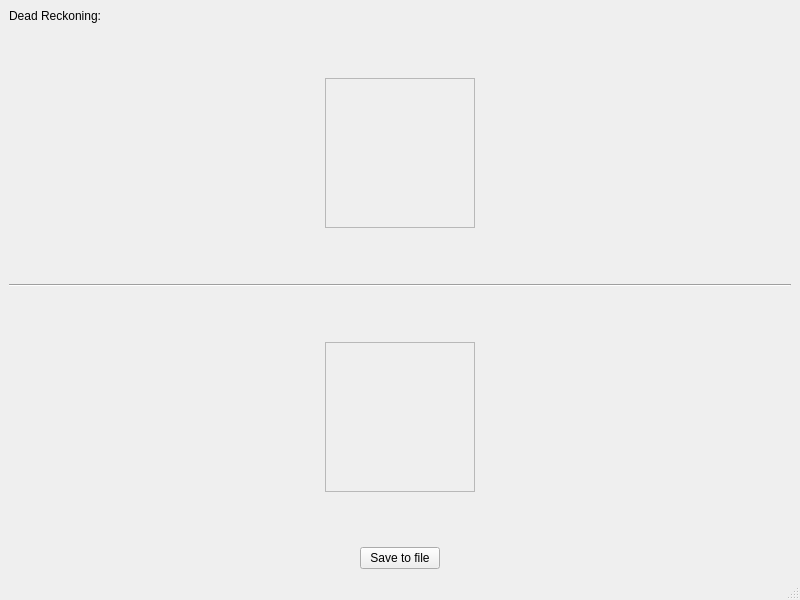
Before: the Qt Designer form src/pyAnimalTrack/ui/View/DeadReckoningWindow.ui in davemccormick/pyAnimalTrack, drawn with Qt 5.
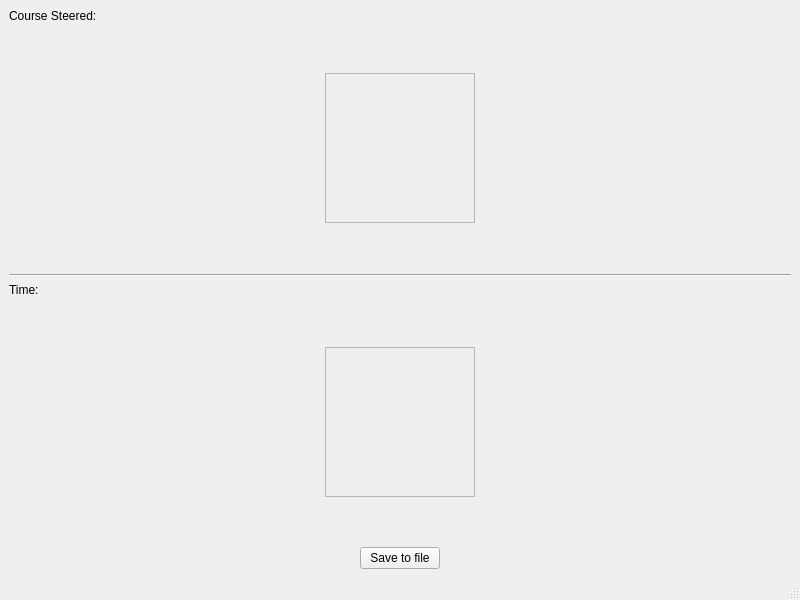
After: the same form once the commit is applied.

Commit message: Initial window exercising the DR algorithm. Fixes elsewhere to match the data generated by the test harness.

```diff
--- a/src/pyAnimalTrack/ui/View/DeadReckoningWindow.ui
+++ b/src/pyAnimalTrack/ui/View/DeadReckoningWindow.ui
@@ -26,7 +26,7 @@
          </sizepolicy>
         </property>
         <property name="text">
-         <string>Dead Reckoning:</string>
+         <string>Course Steered:</string>
         </property>
        </widget>
       </item>
@@ -122,6 +122,13 @@
         </property>
        </widget>
       </item>
+      <item>
+       <widget class="QLabel" name="label_2">
+        <property name="text">
+         <string>Time:</string>
+        </property>
+       </widget>
+      </item>
       <item>
        <layout class="QHBoxLayout" name="horizontalLayout_4">
         <property name="spacing">
```
Left out of the diff: 4 changed lines with no effect on the pictures. The commit also changes 5 other files.
